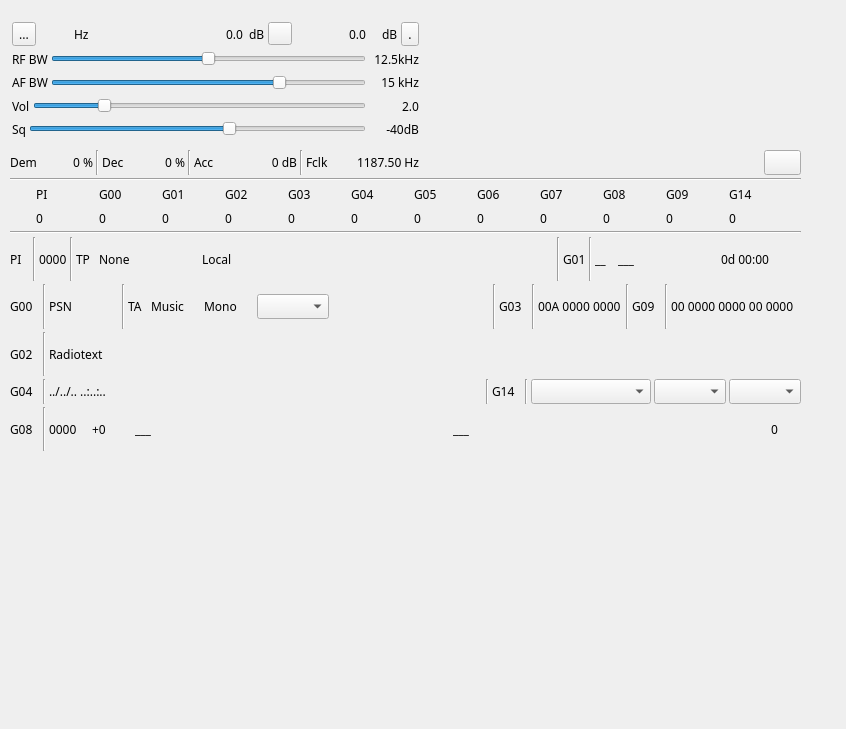
Qt form plugins/channelrx/demodbfm/bfmdemodgui.ui (f4exb/sdrangel) before a commit.
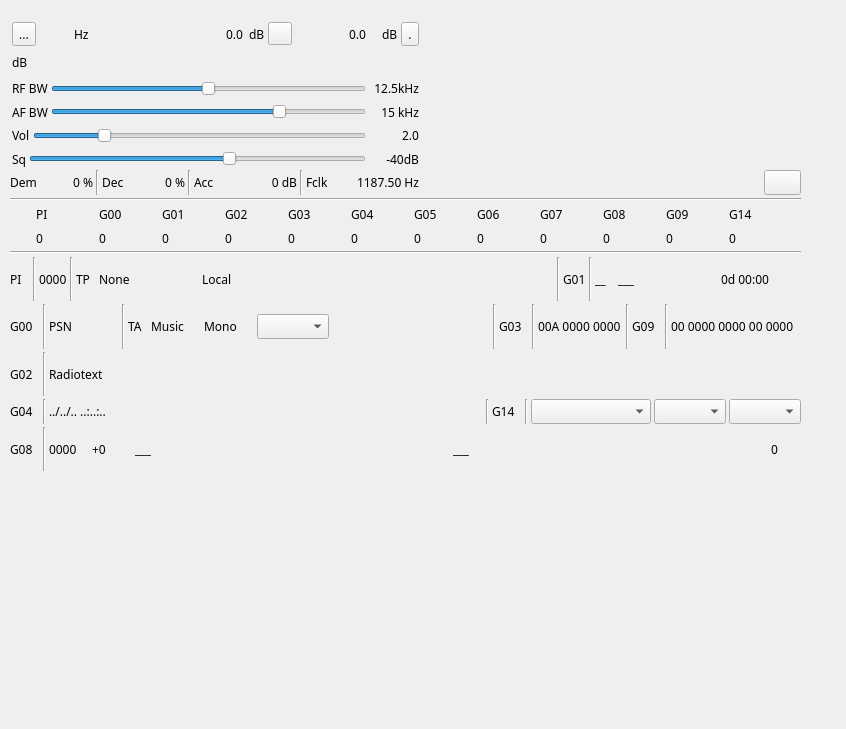
The same form after that commit. Icons and pictures are not drawn. Custom widgets are drawn as their Qt base class.

Commit message: BFM and DSD Demods: added signal strength gauge. Limit height on all signal gauges

Patch:
```diff
--- a/plugins/channelrx/demodbfm/bfmdemodgui.ui
+++ b/plugins/channelrx/demodbfm/bfmdemodgui.ui
@@ -28,7 +28,7 @@
      <x>10</x>
      <y>20</y>
      <width>411</width>
-     <height>121</height>
+     <height>151</height>
     </rect>
    </property>
    <property name="windowTitle">
@@ -241,6 +241,36 @@
       </item>
      </layout>
     </item>
+    <item>
+     <layout class="QHBoxLayout" name="channelPowerMeterLayout">
+      <item>
+       <widget class="QLabel" name="channelPowerMeterUnits">
+        <property name="text">
+         <string>dB</string>
+        </property>
+       </widget>
+      </item>
+      <item>
+       <widget class="LevelMeterSignalDB" name="channelPowerMeter" native="true">
+        <property name="sizePolicy">
+         <sizepolicy hsizetype="Expanding" vsizetype="Preferred">
+          <horstretch>0</horstretch>
+          <verstretch>0</verstretch>
+         </sizepolicy>
+        </property>
+        <property name="minimumSize">
+         <size>
+          <width>0</width>
+          <height>26</height>
+         </size>
+        </property>
+        <property name="toolTip">
+         <string>Level meter (dB) top trace: average, bottom trace: instantaneous peak, tip: peak hold</string>
+        </property>
+       </widget>
+      </item>
+     </layout>
+    </item>
     <item>
      <layout class="QHBoxLayout" name="rfBandwidthLayout">
       <item>
@@ -465,7 +495,7 @@
    <property name="geometry">
     <rect>
      <x>10</x>
-     <y>150</y>
+     <y>170</y>
      <width>791</width>
      <height>301</height>
     </rect>
@@ -1775,6 +1805,12 @@
    <extends>QToolButton</extends>
    <header>gui/buttonswitch.h</header>
   </customwidget>
+  <customwidget>
+   <class>LevelMeterSignalDB</class>
+   <extends>QWidget</extends>
+   <header>gui/levelmeter.h</header>
+   <container>1</container>
+  </customwidget>
   <customwidget>
    <class>GLSpectrum</class>
    <extends>QWidget</extends>
```
Left out of the diff: 42 changed lines with no effect on the pictures. The commit also changes 10 other files.
